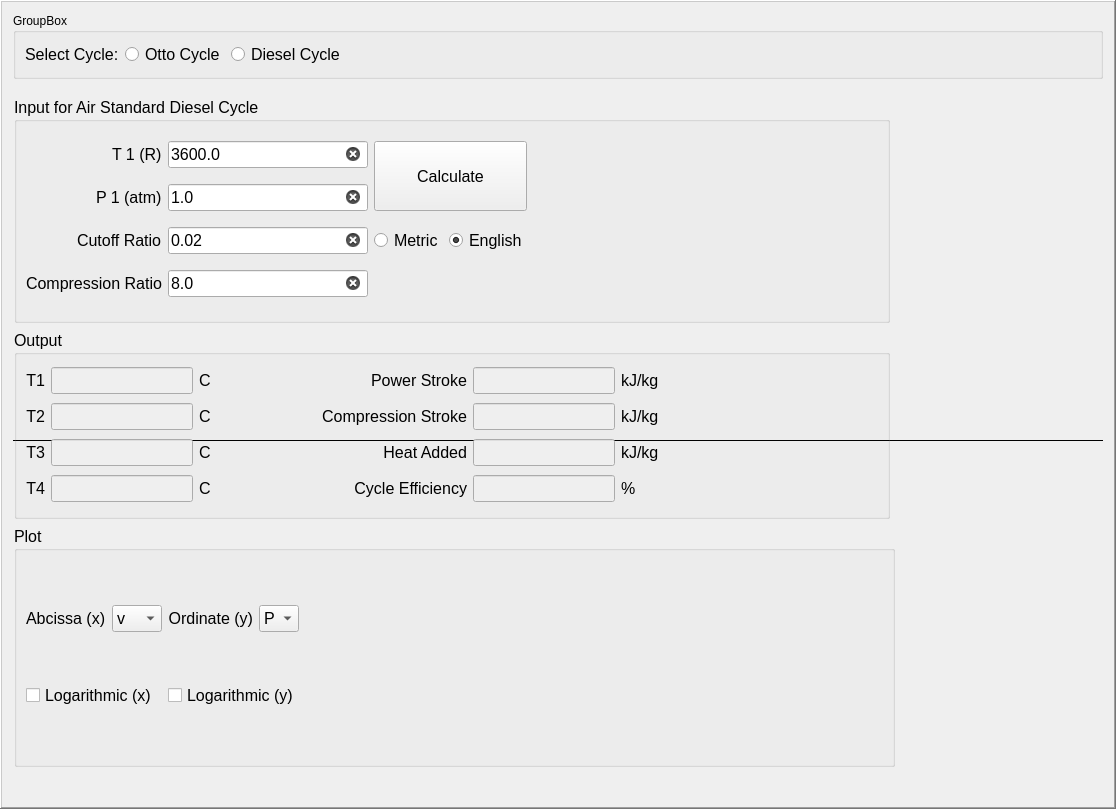
jonathanakuma/EX3SP22, file Problem3.ui: the form before one commit.
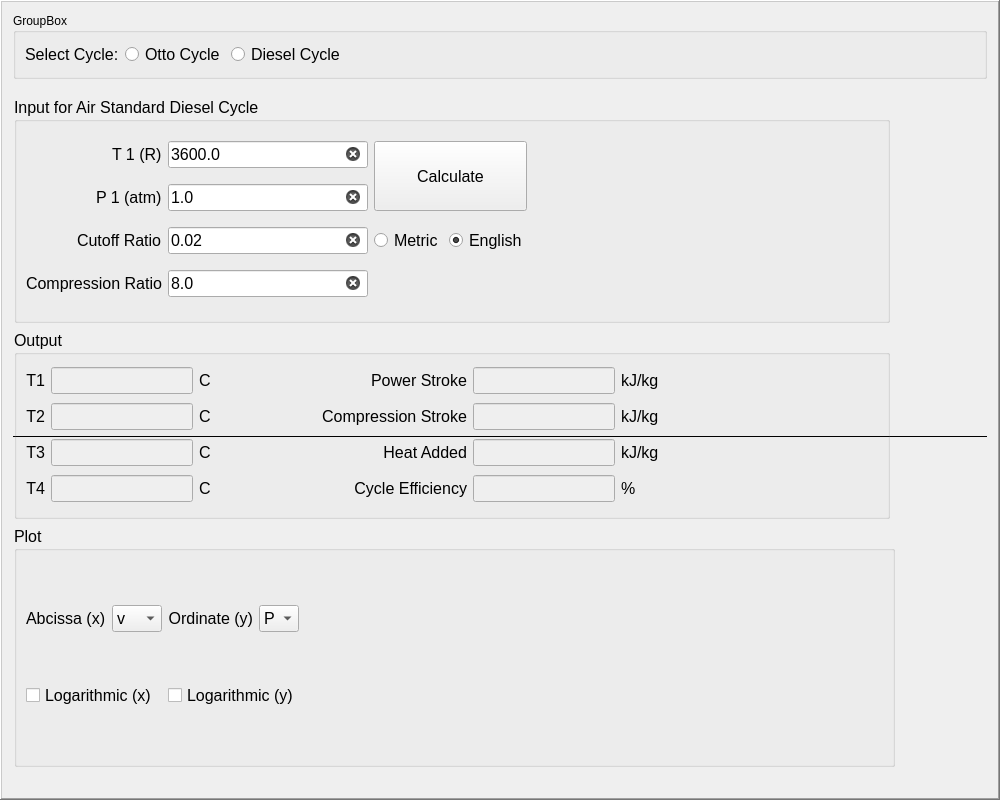
The form after the commit.

Patch:
```diff
--- a/Problem3.ui
+++ b/Problem3.ui
@@ -6,8 +6,8 @@
    <rect>
     <x>0</x>
     <y>0</y>
-    <width>1116</width>
-    <height>809</height>
+    <width>1000</width>
+    <height>800</height>
    </rect>
   </property>
   <property name="windowTitle">
```
